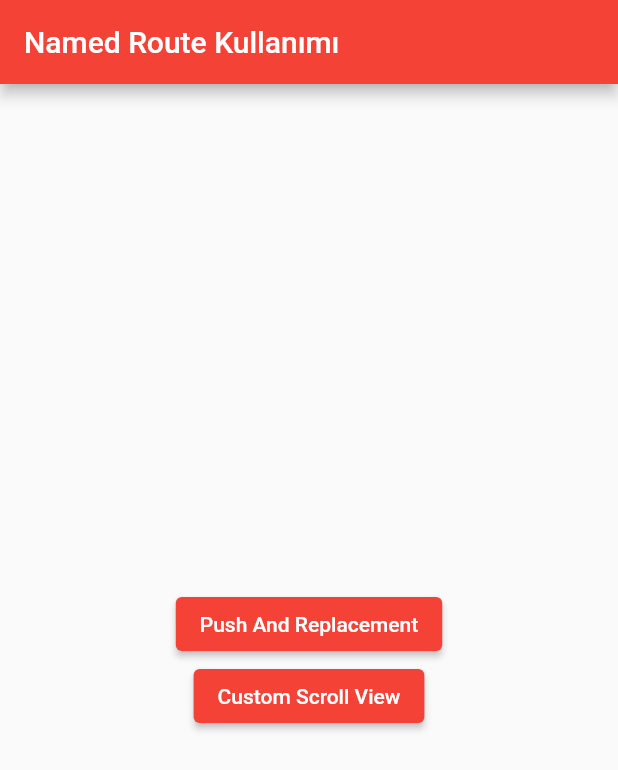
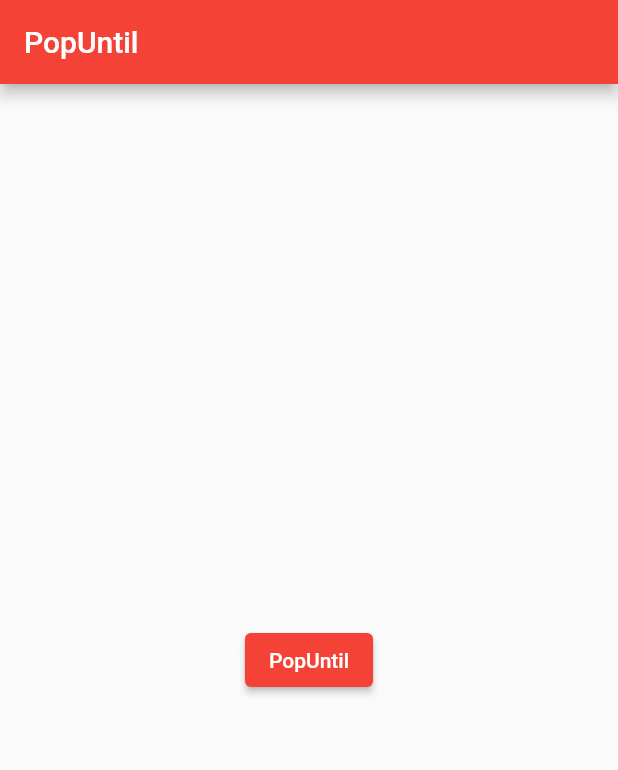
Before and after one commit to yamisagi/flutter_samples, a Flutter app: the screen it shows after launch, on a phone screen of 412 x 824 dp. Shown: the top 770 px of the screen. Run offline on Flutter 3.47's test engine with Material 2 defaults, Android fonts, the phone set to English and light mode, and no system bars.

Commit message:
lesson4 updated

```diff
--- /dev/null
+++ b/lib/basic_widgets/lesson4/pop_until_push_named_remove_until_learn/pop_until_usage.dart
@@ -0,0 +1,26 @@
+import 'package:flutter/material.dart';
+
+/// *  popUntil ile bir şart verip o şartı sağlayan route'ların hepsini pop eder yani yığından siler.
+
+
+class PopUntilLearn extends StatelessWidget {
+  const PopUntilLearn({Key? key}) : super(key: key);
+
+  @override
+  Widget build(BuildContext context) {
+    return Scaffold(
+      appBar: AppBar(
+        title: const Text('PopUntil'),
+      ),
+      body: Center(
+        child: ElevatedButton(
+          child: const Text('PopUntil'),
+          onPressed: () {
+            /// Örneğin burada route ilk sayfa olana kadar pop eder.
+            Navigator.popUntil(context, (route) => route.isFirst);
+          },
+        ),
+      ),
+    );
+  }
+}
--- a/lib/basic_widgets/lesson4/routes_learn/named_route_learn.dart
+++ b/lib/basic_widgets/lesson4/routes_learn/named_route_learn.dart
@@ -1,4 +1,6 @@
 import 'package:flutter/material.dart';
+
+/// * [https://docs.flutter.dev/cookbook/navigation/named-routes]
 
 /// * İsimlendirilmiş Route'lar bizim [MaterialApp] içerisinde, 'routes' parametresinde,
 /// * Map şeklinde tanımladığımız ve bu Map'in key'lerine bir String, value'larına bir Widget'ının referansını verdiğimiz yapıdır.
--- a/lib/main.dart
+++ b/lib/main.dart
@@ -1,8 +1,8 @@
 import 'package:flutter/material.dart';
+import 'package:flutter_samples/basic_widgets/lesson4/pop_until_push_named_remove_until_learn/pop_until_usage.dart';
 import 'package:flutter_samples/basic_widgets/lesson4/push_and_replacement/push_and_replacement_learn.dart';
 
 import 'basic_widgets/lesson3/custom_scroll_view_learn/customscroll_view_learn.dart';
-import 'basic_widgets/lesson4/routes_learn/named_route_learn.dart';
 
 /// HER LESSON DOSYADA BULUNAN CLASS'I [home] İÇERSİNDE KULLANIP ÖRNEKLERİ GÖREBİLİRSİNİZ.
 /// TAMAMLANDIĞINDA TÜM LESSON'LAR İÇİN İSİMLENDİRİLMİŞ ROUTER'LER İLE KULLANIMINI ENTEGRE EDECEĞİM.
@@ -31,6 +31,7 @@ class CourseApp extends StatelessWidget {
       /// ? Fakat bu bizden {Route<dynamic>? Function(RouteSettings)? onUnknownRoute} şeklinde bir yapı bekliyor,
       /// ? Bu yapı bizim [routes] ile kontrol edemeyeceğimiz özellikleri kontrol etmemize olanak sağlar,
       /// ? Ve sayfadan sayfaya veri gönderip alabilmemizi sağlayan [RouteSettings] kullanabiliriz.
+      /// ? Cookbook [https://docs.flutter.dev/cookbook/navigation/navigate-with-arguments]
       /// -------------------------------------------------------------------------------------------------------
       /// ? [onUnknownRoute] parametresi, sayfa bulunamadığında ne yapacağını belirten bir yapıdır.
       /// ? İşleyiş olarak şöyle düşünebiliriz. [routes] --> [onGenerateRoute] --> [onUnknownRoute]
@@ -38,7 +39,7 @@ class CourseApp extends StatelessWidget {
         primarySwatch: Colors.red,
       ),
       title: title,
-      home: const NamedRouteLearn(),
+      home: const PopUntilLearn(),
     );
   }
 }
```
Also changed, not shown: lib/basic_widgets/lesson4/pop_until_push_named_remove_until_learn/push_named_rm_until.dart (added, +24 -0 lines), 1 other file.
